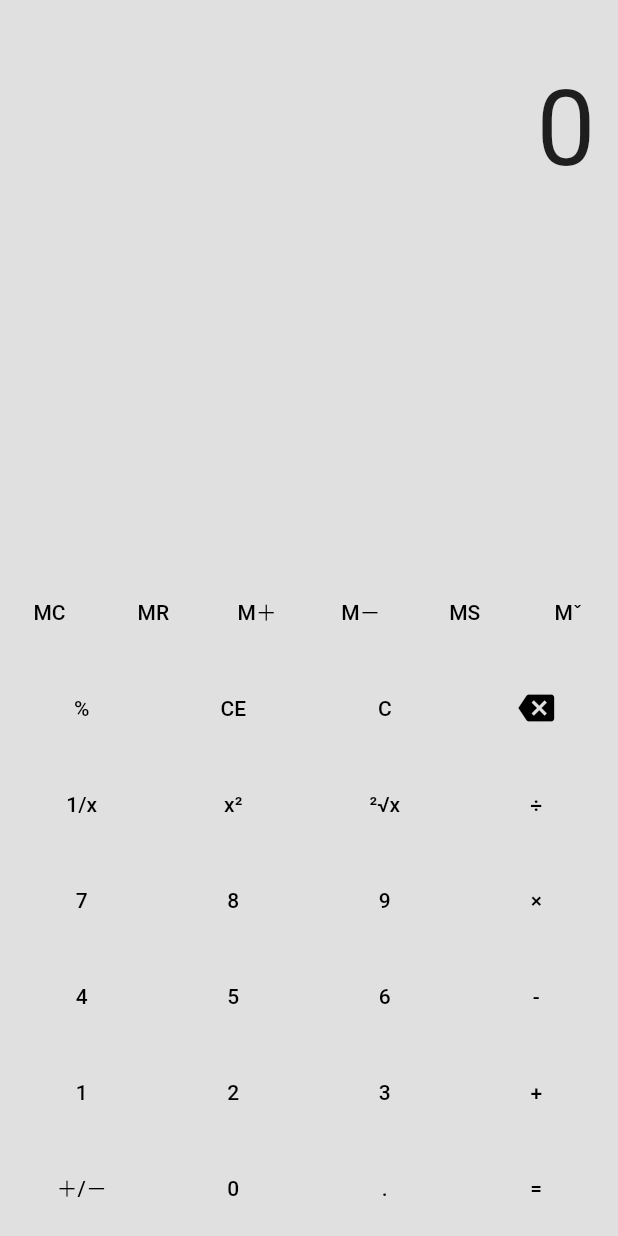
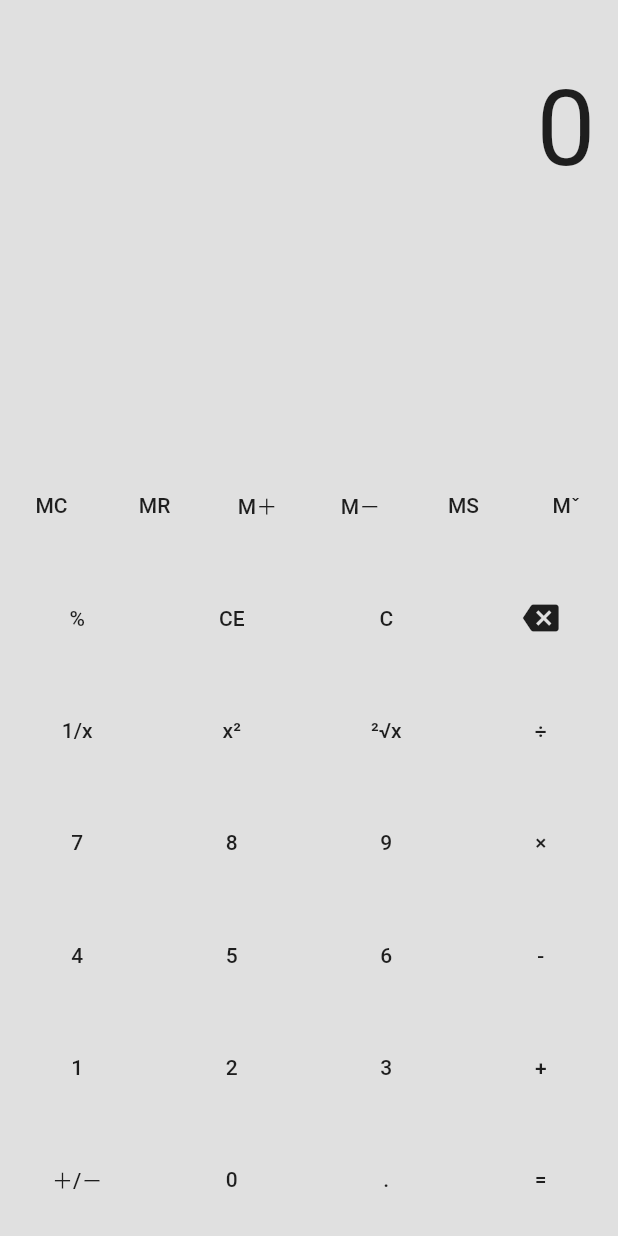
Before and after one commit to rhcehd/windows-calculator-clone, a Flutter app: the StandardBody widget shown alone on an empty page, opened directly, on a phone screen of 412 x 824 dp. Run offline on Flutter 3.47's test engine with Material 2 defaults, Android fonts, the phone set to English and light mode, and no system bars; statements that could not run were skipped.

Commit message:
Make standard_body responsive to screen(size, orientation)

```diff
--- a/lib/standard_body.dart
+++ b/lib/standard_body.dart
@@ -11,7 +11,16 @@ class StandardBodyState extends State<StandardBody> {
   static final Calculator _calc = Calculator();
 
   @override
-  Widget build(BuildContext context) => Container(
+  Widget build(BuildContext context) {
+    Size size = MediaQuery.of(context).size;
+    double width = size.width;
+    double heigth = size.height;
+
+    double button_6_width = width / 6;
+    double button_4_width = width / 4;
+    double row_height = heigth / 11;
+
+    return Container(
         color: Color.fromARGB(100, 184, 184, 184),
         child: Column(
           mainAxisAlignment: MainAxisAlignment.spaceBetween,
@@ -45,13 +54,15 @@ class StandardBodyState extends State<StandardBody> {
                 ],
               ),
             ),
+
             Column(
               children: [
-              ButtonBar(
-                alignment: MainAxisAlignment.spaceBetween,
-                buttonMinWidth: 50.0,
+                Row(
                   children: [
-                  MaterialButton(
+                    Container(
+                      width: button_6_width,
+                      height: row_height,
+                      child: MaterialButton(
                         onPressed: () {
                           setState(() {
                             _calc.func('MC');
@@ -59,7 +70,11 @@ class StandardBodyState extends State<StandardBody> {
                         },
                         child: Text('MC'),
                       ),
-                  MaterialButton(
+                    ),
+                    Container(
+                      width: button_6_width,
+                      height: row_height,
+                      child: MaterialButton(
                         onPressed: () {
                           setState(() {
                             _calc.func('MR');
@@ -67,7 +82,11 @@ class StandardBodyState extends State<StandardBody> {
                         },
                         child: Text('MR'),
                       ),
-                  MaterialButton(
+                    ),
+                    Container(
+                      width: button_6_width,
+                      height: row_height,
+                      child: MaterialButton(
                         onPressed: () {
                           setState(() {
                             _calc.func('M＋');
@@ -75,7 +94,11 @@ class StandardBodyState extends State<StandardBody> {
                         },
                         child: Text('M＋'),
                       ),
-                  MaterialButton(
+                    ),
+                    Container(
+                      width: button_6_width,
+                      height: row_height,
+                      child: MaterialButton(
                         onPressed: () {
                           setState(() {
                             _calc.func('M－');
@@ -83,7 +106,11 @@ class StandardBodyState extends State<StandardBody> {
                         },
                         child: Text('M－'),
                       ),
-                  MaterialButton(
+                    ),
+                    Container(
+                      width: button_6_width,
+                      height: row_height,
+                      child: MaterialButton(
                         onPressed: () {
                           setState(() {
                             _calc.func('MS');
@@ -91,7 +118,11 @@ class StandardBodyState extends State<StandardBody> {
                         },
                         child: Text('MS'),
                       ),
-                  MaterialButton(
+                    ),
+                    Container(
+                      width: button_6_width,
+                      height: row_height,
+                      child: MaterialButton(
                         onPressed: () {
                           setState(() {
                             _calc.func('Mˇ');
@@ -99,12 +130,16 @@ class StandardBodyState extends State<StandardBody> {
                         },
                         child: Text('Mˇ'),
                       ),
+                    ),
                   ],
                 ),
-              ButtonBar(
-                alignment: MainAxisAlignment.spaceAround,
+
+                Row(
                   children: [
-                  MaterialButton(
+                    Container(
+                      width: button_4_width,
+                      height: row_height,
+                      child: MaterialButton(
                         onPressed: () {
                           setState(() {
                             _calc.func('%');
@@ -112,7 +147,11 @@ class StandardBodyState extends State<StandardBody> {
                         },
                         child: Text('%'),
                       ),
-                  MaterialButton(
+                    ),
+                    Container(
+                      width: button_4_width,
+                      height: row_height,
+                      child: MaterialButton(
                         onPressed: () {
                           setState(() {
                             _calc.func('CE');
@@ -120,7 +159,11 @@ class StandardBodyState extends State<StandardBody> {
                         },
                         child: Text('CE'),
                       ),
-                  MaterialButton(
+                    ),
+                    Container(
+                      width: button_4_width,
+                      height: row_height,
+                      child: MaterialButton(
                         onPressed: () {
                           setState(() {
                             _calc.func('C');
@@ -128,7 +171,11 @@ class StandardBodyState extends State<StandardBody> {
                         },
                         child: Text('C'),
                       ),
-                  MaterialButton(
+                    ),
+                    Container(
+                      width: button_4_width,
+                      height: row_height,
+                      child: MaterialButton(
                         onPressed: () {
                           setState(() {
                             _calc.func('Back');
@@ -136,12 +183,16 @@ class StandardBodyState extends State<StandardBody> {
                         },
                         child: Icon(Icons.backspace),
                       ),
+                    ),
                   ],
                 ),
-              ButtonBar(
-                alignment: MainAxisAlignment.spaceAround,
+
+                Row(
                   children: [
-                  MaterialButton(
+                    Container(
+                      width: button_4_width,
+                      height: row_height,
+                      child: MaterialButton(
                         onPressed: () {
                           setState(() {
                             _calc.func('1/x');
@@ -149,7 +200,11 @@ class StandardBodyState extends State<StandardBody> {
                         },
                         child: Text('1/x'),
                       ),
-                  MaterialButton(
+                    ),
+                    Container(
+                      width: button_4_width,
+                      height: row_height,
+                      child: MaterialButton(
                         onPressed: () {
                           setState(() {
                             _calc.func('x²');
@@ -157,7 +212,11 @@ class StandardBodyState extends State<StandardBody> {
                         },
                         child: Text('x²'),
                       ),
-                  MaterialButton(
+                    ),
+                    Container(
+                      width: button_4_width,
+                      height: row_height,
+                      child: MaterialButton(
                         onPressed: () {
                           setState(() {
                             _calc.func('²√x');
@@ -165,7 +224,11 @@ class StandardBodyState extends State<StandardBody> {
                         },
                         child: Text('²√x'),
                       ),
-                  MaterialButton(
+                    ),
+                    Container(
+                      width: button_4_width,
+                      height: row_height,
+                      child: MaterialButton(
                         onPressed: () {
                           setState(() {
                             _calc.func('÷');
@@ -173,12 +236,16 @@ class StandardBodyState extends State<StandardBody> {
                         },
                         child: Text('÷'),
                       ),
+                    ),
                   ],
                 ),
-              ButtonBar(
-                alignment: MainAxisAlignment.spaceAround,
+
+                Row(
                   children: [
-                  MaterialButton(
+                    Container(
+                      width: button_4_width,
+                      height: row_height,
+                      child: MaterialButton(
                         onPressed: () {
                           setState(() {
                             _calc.func('7');
@@ -186,7 +253,11 @@ class StandardBodyState extends State<StandardBody> {
                         },
                         child: Text('7'),
                       ),
-                  MaterialButton(
+                    ),
+                    Container(
+                      width: button_4_width,
+                      height: row_height,
+                      child: MaterialButton(
                         onPressed: () {
                           setState(() {
                             _calc.func('8');
@@ -194,7 +265,11 @@ class StandardBodyState extends State<StandardBody> {
                         },
                         child: Text('8'),
                       ),
-                  MaterialButton(
+                    ),
+                    Container(
+                      width: button_4_width,
+                      height: row_height,
+                      child: MaterialButton(
                         onPressed: () {
                           setState(() {
                             _calc.func('9');
@@ -202,7 +277,11 @@ class StandardBodyState extends State<StandardBody> {
                         },
                         child: Text('9'),
                       ),
-                  MaterialButton(
+                    ),
+                    Container(
+                      width: button_4_width,
+                      height: row_height,
+                      child: MaterialButton(
                         onPressed: () {
                           setState(() {
                             _calc.func('×');
@@ -210,12 +289,16 @@ class StandardBodyState extends State<StandardBody> {
                         },
                         child: Text('×'),
                       ),
+                    ),
                   ],
                 ),
-              ButtonBar(
-                alignment: MainAxisAlignment.spaceAround,
+
+                Row(
                   children: [
-                  MaterialButton(
+                    Container(
+                      width: button_4_width,
+                      height: row_height,
+                      child: MaterialButton(
                         onPressed: () {
                           setState(() {
                             _calc.func('4');
@@ -223,7 +306,11 @@ class StandardBodyState extends State<StandardBody> {
                         },
                         child: Text('4'),
                       ),
-                  MaterialButton(
+                    ),
+                    Container(
+                      width: button_4_width,
+                      height: row_height,
+                      child: MaterialButton(
                         onPressed: () {
                           setState(() {
                             _calc.func('5');
@@ -231,7 +318,11 @@ class StandardBodyState extends State<StandardBody> {
                         },
                         child: Text('5'),
                       ),
-                  MaterialButton(
+                    ),
+                    Container(
+                      width: button_4_width,
+                      height: row_height,
+                      child: MaterialButton(
                         onPressed: () {
                           setState(() {
                             _calc.func('6');
@@ -239,7 +330,11 @@ class StandardBodyState extends State<StandardBody> {
                         },
                         child: Text('6'),
                       ),
-                  MaterialButton(
+                    ),
+                    Container(
+                      width: button_4_width,
+                      height: row_height,
+                      child: MaterialButton(
                         onPressed: () {
                           setState(() {
                             _calc.func('-');
@@ -247,12 +342,16 @@ class StandardBodyState extends State<StandardBody> {
                         },
                         child: Text('-'),
                       ),
+                    ),
                   ],
                 ),
-              ButtonBar(
-                alignment: MainAxisAlignment.spaceAround,
+
+                Row(
                   children: [
-                  MaterialButton(
+                    Container(
+                      width: button_4_width,
+                      height: row_height,
+                      child: MaterialButton(
                         onPressed: () {
                           setState(() {
                             _calc.func('1');
@@ -260,7 +359,11 @@ class StandardBodyState extends State<StandardBody> {
                         },
                         child: Text('1'),
                       ),
-                  MaterialButton(
+                    ),
+                    Container(
+                      width: button_4_width,
+                      height: row_height,
+                      child: MaterialButton(
                         onPressed: () {
                           setState(() {
                             _calc.func('2');
@@ -268,7 +371,11 @@ class StandardBodyState extends State<StandardBody> {
                         },
                         child: Text('2'),
                       ),
-                  MaterialButton(
+                    ),
+                    Container(
+                      width: button_4_width,
+                      height: row_height,
+                      child: MaterialButton(
                         onPressed: () {
                           setState(() {
                             _calc.func('3');
@@ -276,7 +383,11 @@ class StandardBodyState extends State<StandardBody> {
                         },
                         child: Text('3'),
                       ),
-                  MaterialButton(
+                    ),
+                    Container(
+                      width: button_4_width,
+                      height: row_height,
+                      child: MaterialButton(
                         onPressed: () {
                           setState(() {
                             _calc.func('+');
@@ -284,12 +395,16 @@ class StandardBodyState extends State<StandardBody> {
                         },
                         child: Text('+'),
                       ),
+                    ),
                   ],
                 ),
-              ButtonBar(
-                alignment: MainAxisAlignment.spaceAround,
+
+                Row(
                   children: [
-                  MaterialButton(
+                    Container(
+                      width: button_4_width,
+                      height: row_height,
+                      child: MaterialButton(
                         onPressed: () {
                           setState(() {
                             _calc.func('＋/－');
@@ -297,7 +412,11 @@ class StandardBodyState extends State<StandardBody> {
                         },
                         child: Text('＋/－'),
                       ),
-                  MaterialButton(
+                    ),
+                    Container(
+                      width: button_4_width,
+                      height: row_height,
+                      child: MaterialButton(
                         onPressed: () {
                           setState(() {
                             _calc.func('0');
@@ -305,7 +424,11 @@ class StandardBodyState extends State<StandardBody> {
                         },
                         child: Text('0'),
                       ),
-                  MaterialButton(
+                    ),
+                    Container(
+                      width: button_4_width,
+                      height: row_height,
+                      child: MaterialButton(
                         onPressed: () {
                           setState(() {
                             _calc.func('.');
@@ -313,13 +436,18 @@ class StandardBodyState extends State<StandardBody> {
                         },
                         child: Text('.'),
                       ),
-                  MaterialButton(
+                    ),
+                    Container(
+                      width: button_4_width,
+                      height: row_height,
+                      child: MaterialButton(
                         onPressed: () {
                           setState(() {
                             _calc.func('=');
                           });
                         },
                         child: Text('='),
+                      ),
                     ),
                   ],
                 ),
@@ -328,5 +456,6 @@ class StandardBodyState extends State<StandardBody> {
           ],
         )
     );
+  }
 
 }
```
Lines whose indentation alone changed are shown as unchanged.
